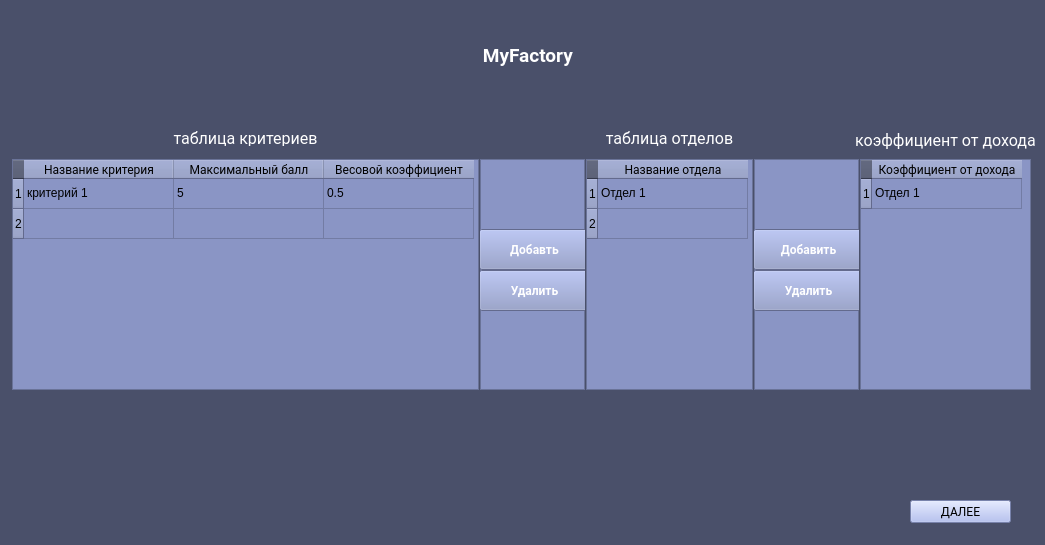
The window that furniture_factory/GUI_designer/table.ui (JuryShev/My_project) describes before a commit, drawn with Qt 5.
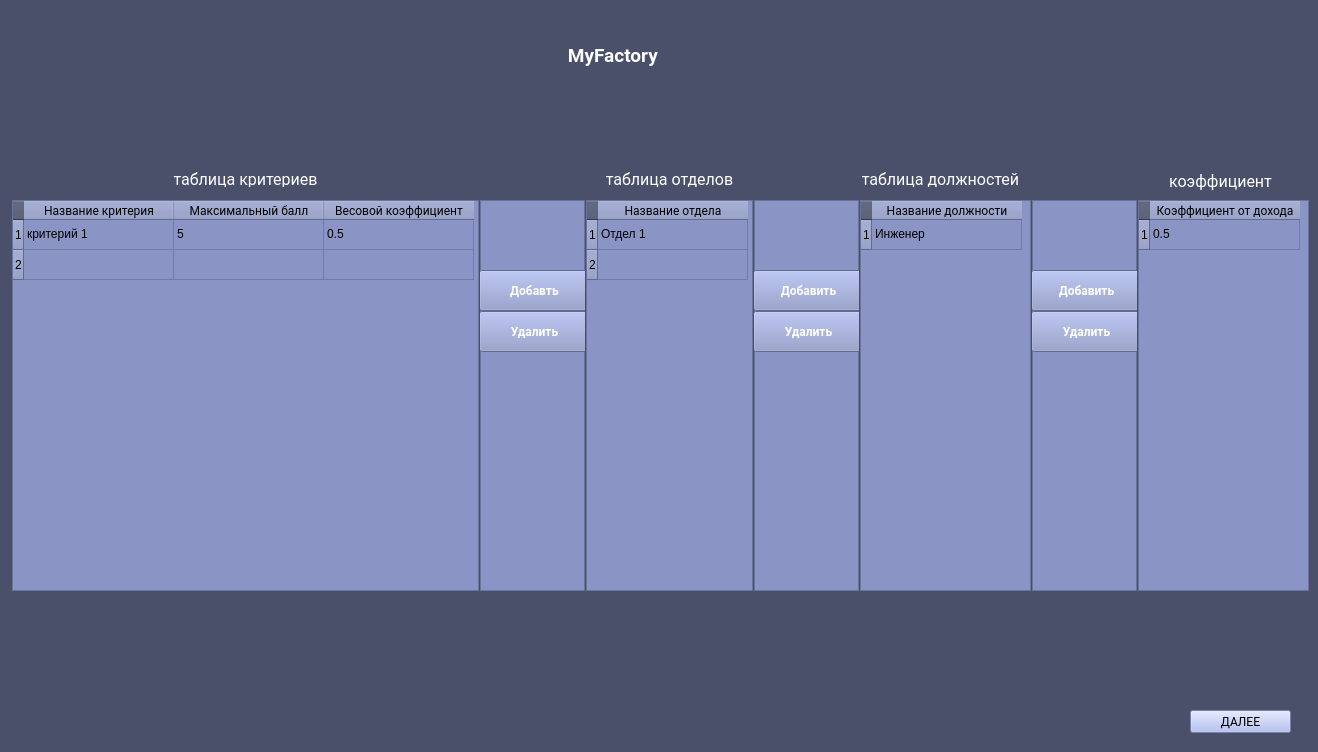
The same window after the commit.

Commit message: add table posts

What changed in the file:
```diff
--- a/furniture_factory/GUI_designer/table.ui
+++ b/furniture_factory/GUI_designer/table.ui
@@ -9,8 +9,8 @@
    <rect>
     <x>0</x>
     <y>0</y>
-    <width>1045</width>
-    <height>545</height>
+    <width>1318</width>
+    <height>752</height>
    </rect>
   </property>
   <property name="windowTitle">
@@ -26,9 +26,9 @@
    <property name="geometry">
     <rect>
      <x>12</x>
-     <y>159</y>
+     <y>200</y>
      <width>467</width>
-     <height>231</height>
+     <height>391</height>
     </rect>
    </property>
    <property name="styleSheet">
@@ -156,9 +156,9 @@
    <property name="geometry">
     <rect>
      <x>586</x>
-     <y>159</y>
+     <y>200</y>
      <width>167</width>
-     <height>231</height>
+     <height>391</height>
     </rect>
    </property>
    <property name="styleSheet">
@@ -221,9 +221,9 @@
    <property name="geometry">
     <rect>
      <x>480</x>
-     <y>159</y>
+     <y>200</y>
      <width>105</width>
-     <height>231</height>
+     <height>391</height>
     </rect>
    </property>
    <property name="styleSheet">
@@ -289,9 +289,9 @@
    <property name="geometry">
     <rect>
      <x>754</x>
-     <y>159</y>
+     <y>200</y>
      <width>105</width>
-     <height>231</height>
+     <height>391</height>
     </rect>
    </property>
    <property name="styleSheet">
@@ -356,8 +356,8 @@
   <widget class="QPushButton" name="ButtonNext">
    <property name="geometry">
     <rect>
-     <x>910</x>
-     <y>500</y>
+     <x>1190</x>
+     <y>710</y>
      <width>101</width>
      <height>23</height>
     </rect>
@@ -381,10 +381,10 @@
   <widget class="QTableWidget" name="tableWidget_3">
    <property name="geometry">
     <rect>
-     <x>860</x>
-     <y>159</y>
+     <x>1138</x>
+     <y>200</y>
      <width>171</width>
-     <height>231</height>
+     <height>391</height>
     </rect>
    </property>
    <property name="styleSheet">
@@ -429,7 +429,7 @@
    </column>
    <item row="0" column="0">
     <property name="text">
-     <string>Отдел 1</string>
+     <string>0.5</string>
     </property>
     <property name="background">
      <brush brushstyle="NoBrush">
@@ -455,7 +455,7 @@
    <property name="geometry">
     <rect>
      <x>165</x>
-     <y>130</y>
+     <y>171</y>
      <width>161</width>
      <height>16</height>
     </rect>
@@ -482,7 +482,7 @@
    <property name="geometry">
     <rect>
      <x>589</x>
-     <y>130</y>
+     <y>171</y>
      <width>161</width>
      <height>16</height>
     </rect>
@@ -508,9 +508,9 @@
   <widget class="QLabel" name="label_2">
    <property name="geometry">
     <rect>
-     <x>855</x>
-     <y>130</y>
-     <width>181</width>
+     <x>1140</x>
+     <y>171</y>
+     <width>161</width>
      <height>20</height>
     </rect>
    </property>
@@ -526,7 +526,7 @@
     <string notr="true">color: rgb(255, 255, 255);</string>
    </property>
    <property name="text">
-    <string>коэффициент от дохода</string>
+    <string>коэффициент</string>
    </property>
    <property name="alignment">
     <set>Qt::AlignCenter</set>
@@ -537,7 +537,7 @@
     <rect>
      <x>0</x>
      <y>40</y>
-     <width>1051</width>
+     <width>1221</width>
      <height>31</height>
     </rect>
    </property>
@@ -563,8 +563,8 @@
    <property name="geometry">
     <rect>
      <x>20</x>
-     <y>410</y>
-     <width>471</width>
+     <y>620</y>
+     <width>461</width>
      <height>16</height>
     </rect>
    </property>
@@ -583,6 +583,174 @@
     <string/>
    </property>
   </widget>
+  <widget class="QTableWidget" name="tableWidget_4">
+   <property name="geometry">
+    <rect>
+     <x>860</x>
+     <y>200</y>
+     <width>171</width>
+     <height>391</height>
+    </rect>
+   </property>
+   <property name="styleSheet">
+    <string notr="true">
+background-color: rgb(138, 149, 197);</string>
+   </property>
+   <property name="autoScroll">
+    <bool>true</bool>
+   </property>
+   <property name="dragDropOverwriteMode">
+    <bool>true</bool>
+   </property>
+   <property name="wordWrap">
+    <bool>true</bool>
+   </property>
+   <property name="rowCount">
+    <number>1</number>
+   </property>
+   <attribute name="horizontalHeaderDefaultSectionSize">
+    <number>150</number>
+   </attribute>
+   <row/>
+   <column>
+    <property name="text">
+     <string>Название должности</string>
+    </property>
+    <property name="font">
+     <font>
+      <family>Roboto</family>
+     </font>
+    </property>
+    <property name="textAlignment">
+     <set>AlignCenter</set>
+    </property>
+    <property name="background">
+     <color alpha="0">
+      <red>145</red>
+      <green>158</green>
+      <blue>208</blue>
+     </color>
+    </property>
+   </column>
+   <item row="0" column="0">
+    <property name="text">
+     <string>Инженер</string>
+    </property>
+    <property name="background">
+     <brush brushstyle="NoBrush">
+      <color alpha="255">
+       <red>255</red>
+       <green>170</green>
+       <blue>0</blue>
+      </color>
+     </brush>
+    </property>
+    <property name="foreground">
+     <brush brushstyle="NoBrush">
+      <color alpha="255">
+       <red>255</red>
+       <green>255</green>
+       <blue>255</blue>
+      </color>
+     </brush>
+    </property>
+   </item>
+  </widget>
+  <widget class="QFrame" name="frame_3">
+   <property name="geometry">
+    <rect>
+     <x>1032</x>
+     <y>200</y>
+     <width>105</width>
+     <height>391</height>
+    </rect>
+   </property>
+   <property name="styleSheet">
+    <string notr="true">background-color: rgb(138, 149, 197);</string>
+   </property>
+   <property name="frameShape">
+    <enum>QFrame::StyledPanel</enum>
+   </property>
+   <property name="frameShadow">
+    <enum>QFrame::Raised</enum>
+   </property>
+   <widget class="QPushButton" name="pushButton_6">
+    <property name="geometry">
+     <rect>
+      <x>-1</x>
+      <y>70</y>
+      <width>111</width>
+      <height>41</height>
+     </rect>
+    </property>
+    <property name="font">
+     <font>
+      <family>Roboto</family>
+      <weight>75</weight>
+      <bold>true</bold>
+     </font>
+    </property>
+    <property name="styleSheet">
+     <string notr="true">color: rgb(255, 255, 255);</string>
+    </property>
+    <property name="text">
+     <string>Добавить</string>
+    </property>
+   </widget>
+   <widget class="QPushButton" name="pushButton_7">
+    <property name="enabled">
+     <bool>true</bool>
+    </property>
+    <property name="geometry">
+     <rect>
+      <x>-1</x>
+      <y>111</y>
+      <width>111</width>
+      <height>41</height>
+     </rect>
+    </property>
+    <property name="font">
+     <font>
+      <family>Roboto</family>
+      <weight>75</weight>
+      <bold>true</bold>
+     </font>
+    </property>
+    <property name="styleSheet">
+     <string notr="true">color: rgb(255, 255, 255);</string>
+    </property>
+    <property name="text">
+     <string>Удалить</string>
+    </property>
+   </widget>
+  </widget>
+  <widget class="QLabel" name="label_5">
+   <property name="geometry">
+    <rect>
+     <x>860</x>
+     <y>171</y>
+     <width>161</width>
+     <height>16</height>
+    </rect>
+   </property>
+   <property name="font">
+    <font>
+     <family>Roboto</family>
+     <pointsize>12</pointsize>
+     <weight>50</weight>
+     <bold>false</bold>
+    </font>
+   </property>
+   <property name="styleSheet">
+    <string notr="true">color: rgb(255, 255, 255);</string>
+   </property>
+   <property name="text">
+    <string>таблица должностей</string>
+   </property>
+   <property name="alignment">
+    <set>Qt::AlignCenter</set>
+   </property>
+  </widget>
  </widget>
  <resources/>
  <connections/>
```
